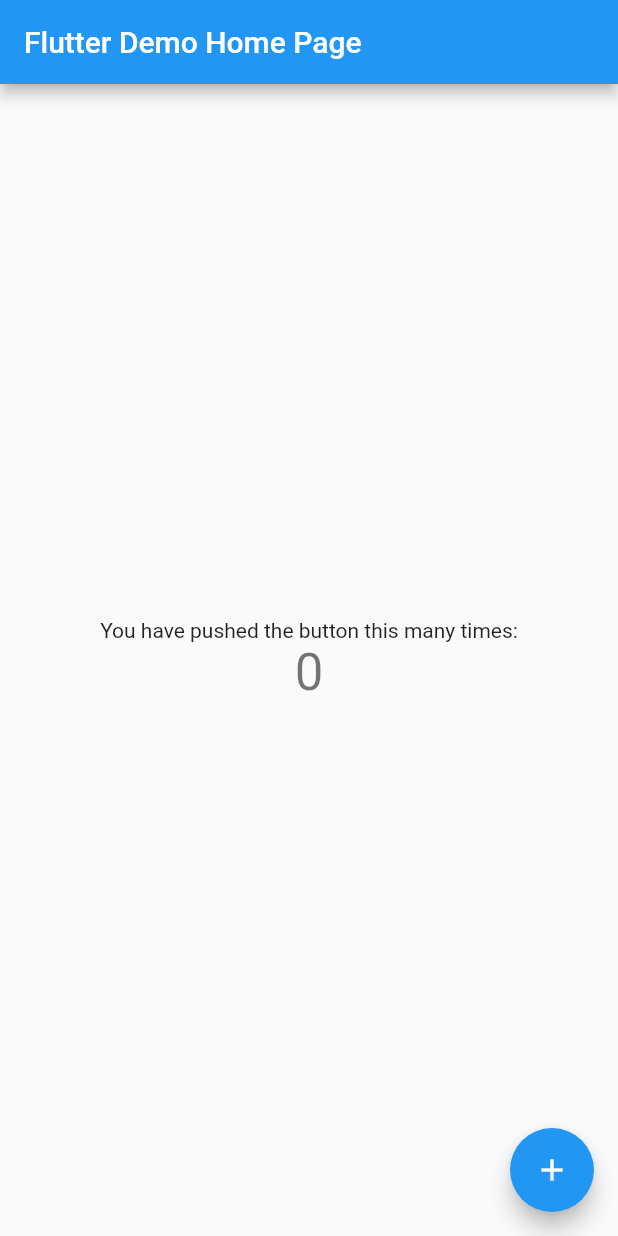
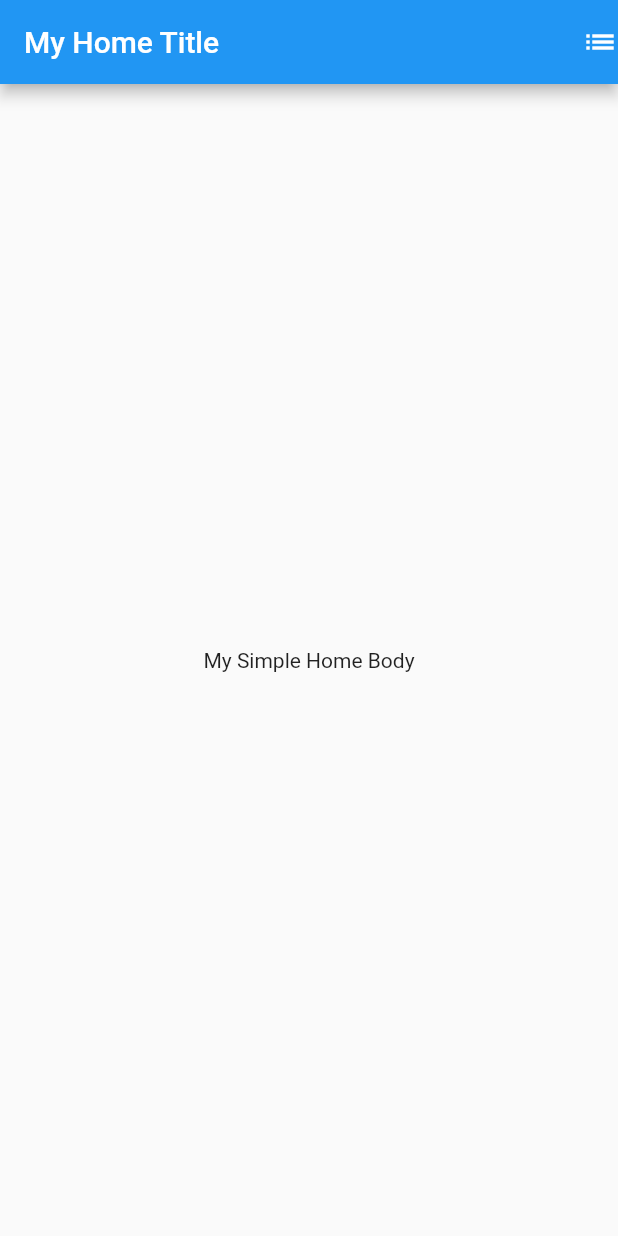
Before and after one commit to shellwalker/flutter_demo, a Flutter app: the screen it shows after launch, on a phone screen of 412 x 824 dp. Run offline on Flutter 3.47's test engine with Material 2 defaults, Android fonts, the phone set to English and light mode, and no system bars.

Commit message:
minimize the project content

```diff
--- a/lib/main.dart
+++ b/lib/main.dart
@@ -9,103 +9,24 @@ class MyApp extends StatelessWidget {
     return MaterialApp(
       title: 'Flutter Demo',
       theme: ThemeData(
-        // This is the theme of your application.
-        //
-        // Try running your application with "flutter run". You'll see the
-        // application has a blue toolbar. Then, without quitting the app, try
-        // changing the primarySwatch below to Colors.green and then invoke
-        // "hot reload" (press "r" in the console where you ran "flutter run",
-        // or simply save your changes to "hot reload" in a Flutter IDE).
-        // Notice that the counter didn't reset back to zero; the application
-        // is not restarted.
         primarySwatch: Colors.blue,
       ),
-      home: MyHomePage(title: 'Flutter Demo Home Page'),
+      home: MyHomePage(),
     );
   }
 }
 
-class MyHomePage extends StatefulWidget {
-  MyHomePage({Key key, this.title}) : super(key: key);
-
-  // This widget is the home page of your application. It is stateful, meaning
-  // that it has a State object (defined below) that contains fields that affect
-  // how it looks.
-
-  // This class is the configuration for the state. It holds the values (in this
-  // case the title) provided by the parent (in this case the App widget) and
-  // used by the build method of the State. Fields in a Widget subclass are
-  // always marked "final".
-
-  final String title;
-
-  @override
-  _MyHomePageState createState() => _MyHomePageState();
-}
-
-class _MyHomePageState extends State<MyHomePage> {
-  int _counter = 0;
-
-  void _incrementCounter() {
-    setState(() {
-      // This call to setState tells the Flutter framework that something has
-      // changed in this State, which causes it to rerun the build method below
-      // so that the display can reflect the updated values. If we changed
-      // _counter without calling setState(), then the build method would not be
-      // called again, and so nothing would appear to happen.
-      _counter++;
-    });
-  }
-
+class MyHomePage extends StatelessWidget {
   @override
   Widget build(BuildContext context) {
-    // This method is rerun every time setState is called, for instance as done
-    // by the _incrementCounter method above.
-    //
-    // The Flutter framework has been optimized to make rerunning build methods
-    // fast, so that you can just rebuild anything that needs updating rather
-    // than having to individually change instances of widgets.
     return Scaffold(
-      appBar: AppBar(
-        // Here we take the value from the MyHomePage object that was created by
-        // the App.build method, and use it to set our appbar title.
-        title: Text(widget.title),
+      appBar: new AppBar(
+        title: Text("My Home Title"),
+        actions: <Widget>[
+          Icon(Icons.list),
+        ],
       ),
-      body: Center(
-        // Center is a layout widget. It takes a single child and positions it
-        // in the middle of the parent.
-        child: Column(
-          // Column is also layout widget. It takes a list of children and
-          // arranges them vertically. By default, it sizes itself to fit its
-          // children horizontally, and tries to be as tall as its parent.
-          //
-          // Invoke "debug painting" (press "p" in the console, choose the
-          // "Toggle Debug Paint" action from the Flutter Inspector in Android
-          // Studio, or the "Toggle Debug Paint" command in Visual Studio Code)
-          // to see the wireframe for each widget.
-          //
-          // Column has various properties to control how it sizes itself and
-          // how it positions its children. Here we use mainAxisAlignment to
-          // center the children vertically; the main axis here is the vertical
-          // axis because Columns are vertical (the cross axis would be
-          // horizontal).
-          mainAxisAlignment: MainAxisAlignment.center,
-          children: <Widget>[
-            Text(
-              'You have pushed the button this many times:',
-            ),
-            Text(
-              '$_counter',
-              style: Theme.of(context).textTheme.display1,
-            ),
-          ],
-        ),
-      ),
-      floatingActionButton: FloatingActionButton(
-        onPressed: _incrementCounter,
-        tooltip: 'Increment',
-        child: Icon(Icons.add),
-      ), // This trailing comma makes auto-formatting nicer for build methods.
+      body: Center(child: Text("My Simple Home Body")),
     );
   }
 }
```
